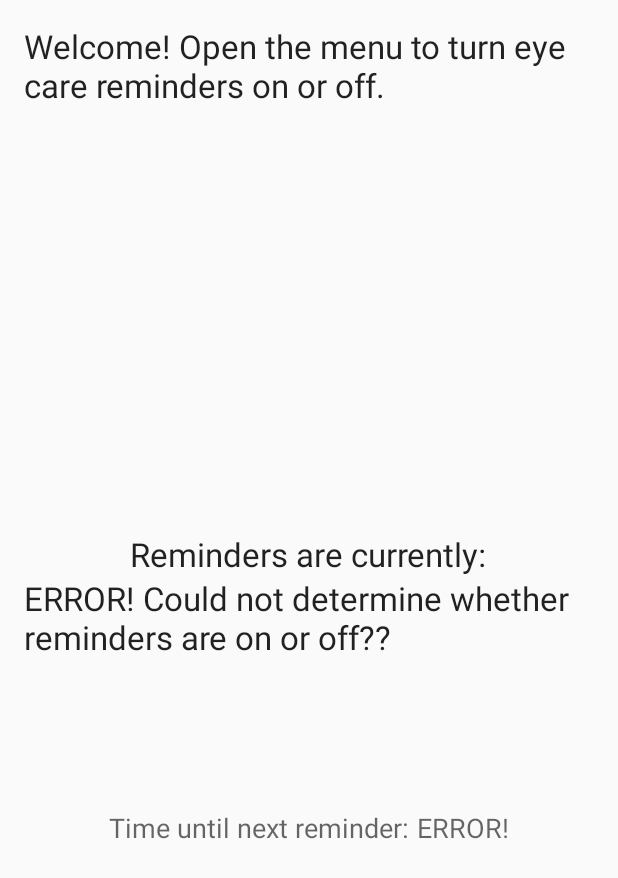
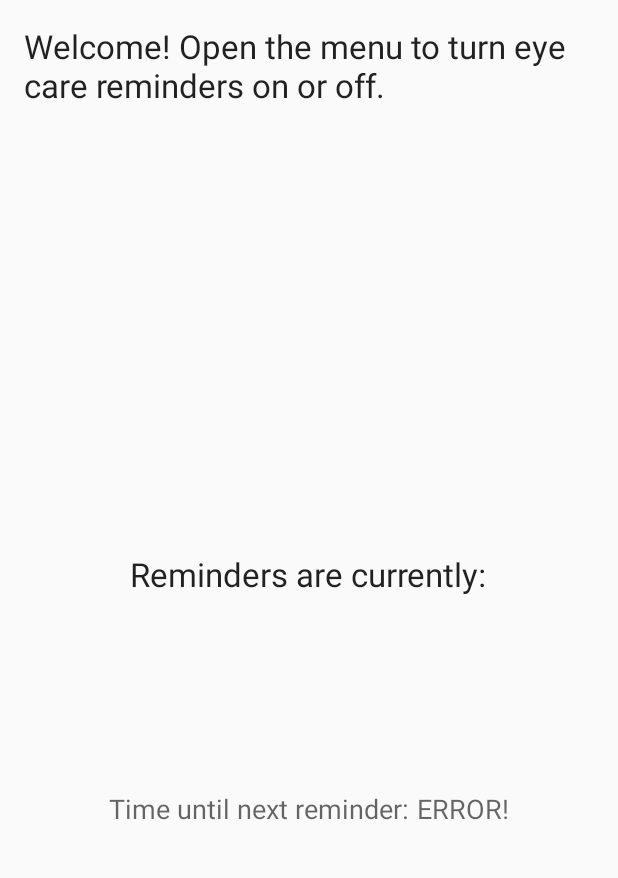
Before and after one commit to Pneumaticat/cubic20, an Android app: the layout content_main.xml on its own in the app's theme, with its tools: preview values and no code run, on a phone screen of 412 x 824 dp. Shown: the top 878 px of the screen. Run offline under Robolectric (Android 15) with nearby library versions, the phone set to English and light mode, and no system bars.

Commit message:
Make reminder status strings normally-capitalized
Instead opting for automatic capitalization for the reminder_status
TextView. Because it felt dirty to have some "presentation" stuff like
capitalization in strings.xml.

```diff
--- a/app/src/main/java/space/potatofrom/cubic20/MainActivity.java
+++ b/app/src/main/java/space/potatofrom/cubic20/MainActivity.java
@@ -220,9 +220,9 @@ public class MainActivity extends AppCompatActivity
                 this,
                 getString(
                         R.string.toast_loading_reminder_status,
-                        turnedRemindersOn
+                        (turnedRemindersOn
                                 ? getString(R.string.main_reminder_status_on)
-                                : getString(R.string.main_reminder_status_off)),
+                                : getString(R.string.main_reminder_status_off)).toLowerCase()),
                 Toast.LENGTH_SHORT).show();
     }
 
--- a/app/src/main/res/layout/content_main.xml
+++ b/app/src/main/res/layout/content_main.xml
@@ -35,7 +35,8 @@
         android:layout_width="wrap_content"
         android:layout_height="wrap_content"
         android:textAppearance="?android:attr/textAppearanceLarge"
-        android:text="@string/main_reminder_status_error"
+        android:textAllCaps="true"
+        android:text=""
         android:id="@+id/reminder_status"
         android:layout_centerVertical="true"
         android:layout_centerHorizontal="true" />
```
Also changed, not shown: app/src/main/res/values/strings.xml (+3 -4 lines).
